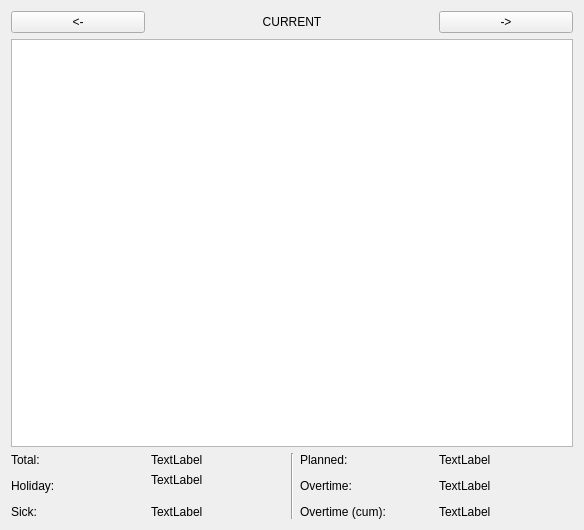
This is src/periodsummary.ui in pasbi/TiRe as Qt 5 draws it before an edit. The edited form follows.
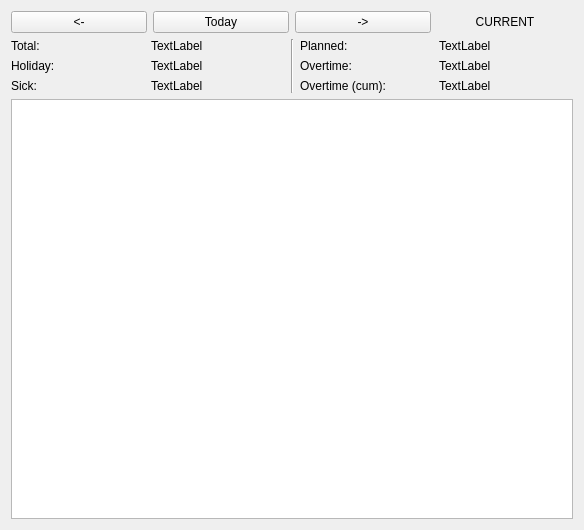
This is the edited form. Custom widgets are drawn as their Qt base class.

Patch:
```diff
--- a/src/periodsummary.ui
+++ b/src/periodsummary.ui
@@ -13,67 +13,31 @@
   <property name="windowTitle">
    <string>PeriodSummary</string>
   </property>
-  <layout class="QGridLayout" name="gridLayout" columnstretch="0,0,0,0,0">
-   <item row="6" column="3">
-    <widget class="QLabel" name="label_7">
+  <layout class="QVBoxLayout" name="verticalLayout">
+   <item>
+    <layout class="QHBoxLayout" name="horizontalLayout">
+     <item>
+      <widget class="QPushButton" name="pb_prev">
      <property name="text">
-      <string>Overtime (cum):</string>
+        <string>&lt;-</string>
      </property>
     </widget>
    </item>
-   <item row="1" column="0" colspan="5">
-    <widget class="QListView" name="listView"/>
-   </item>
-   <item row="0" column="4">
+     <item>
+      <widget class="QPushButton" name="pb_today">
+       <property name="text">
+        <string>Today</string>
+       </property>
+      </widget>
+     </item>
+     <item>
     <widget class="QPushButton" name="pb_next">
      <property name="text">
       <string>-&gt;</string>
      </property>
     </widget>
    </item>
-   <item row="3" column="3" rowspan="3">
-    <widget class="QLabel" name="label_6">
-     <property name="text">
-      <string>Overtime:</string>
-     </property>
-    </widget>
-   </item>
-   <item row="6" column="1">
-    <widget class="QLabel" name="lb_sick">
-     <property name="text">
-      <string>TextLabel</string>
-     </property>
-    </widget>
-   </item>
-   <item row="2" column="1">
-    <widget class="QLabel" name="lb_total">
-     <property name="text">
-      <string>TextLabel</string>
-     </property>
-    </widget>
-   </item>
-   <item row="3" column="4" rowspan="3">
-    <widget class="QLabel" name="lb_overtime">
-     <property name="text">
-      <string>TextLabel</string>
-     </property>
-    </widget>
-   </item>
-   <item row="2" column="4">
-    <widget class="QLabel" name="lb_planned">
-     <property name="text">
-      <string>TextLabel</string>
-     </property>
-    </widget>
-   </item>
-   <item row="3" column="1">
-    <widget class="QLabel" name="lb_holiday">
-     <property name="text">
-      <string>TextLabel</string>
-     </property>
-    </widget>
-   </item>
-   <item row="0" column="1" colspan="3">
+     <item>
     <widget class="QLabel" name="lb_current_period">
      <property name="text">
       <string>CURRENT</string>
@@ -83,57 +47,122 @@
      </property>
     </widget>
    </item>
+    </layout>
+   </item>
+   <item>
+    <layout class="QGridLayout" name="gridLayout">
    <item row="0" column="0">
-    <widget class="QPushButton" name="pb_prev">
+      <widget class="QLabel" name="label_2">
      <property name="text">
-      <string>&lt;-</string>
+        <string>Total:</string>
      </property>
     </widget>
    </item>
-   <item row="6" column="0">
-    <widget class="QLabel" name="label_4">
+     <item row="0" column="1">
+      <widget class="QLabel" name="lb_total">
      <property name="text">
-      <string>Sick:</string>
+        <string>TextLabel</string>
      </property>
     </widget>
    </item>
-   <item row="2" column="3">
+     <item row="0" column="2" rowspan="3">
+      <widget class="Line" name="line">
+       <property name="orientation">
+        <enum>Qt::Orientation::Vertical</enum>
+       </property>
+      </widget>
+     </item>
+     <item row="0" column="3">
     <widget class="QLabel" name="label_5">
      <property name="text">
       <string>Planned:</string>
      </property>
     </widget>
    </item>
-   <item row="3" column="0" rowspan="3">
+     <item row="0" column="4">
+      <widget class="QLabel" name="lb_planned">
+       <property name="text">
+        <string>TextLabel</string>
+       </property>
+      </widget>
+     </item>
+     <item row="1" column="0">
     <widget class="QLabel" name="label_3">
      <property name="text">
       <string>Holiday:</string>
      </property>
     </widget>
    </item>
+     <item row="1" column="1">
+      <widget class="QLabel" name="lb_holiday">
+       <property name="text">
+        <string>TextLabel</string>
+       </property>
+      </widget>
+     </item>
+     <item row="1" column="3">
+      <widget class="QLabel" name="label_6">
+       <property name="text">
+        <string>Overtime:</string>
+       </property>
+      </widget>
+     </item>
+     <item row="1" column="4">
+      <widget class="QLabel" name="lb_overtime">
+       <property name="text">
+        <string>TextLabel</string>
+       </property>
+      </widget>
+     </item>
    <item row="2" column="0">
-    <widget class="QLabel" name="label_2">
+      <widget class="QLabel" name="label_4">
      <property name="text">
-      <string>Total:</string>
+        <string>Sick:</string>
      </property>
     </widget>
    </item>
-   <item row="6" column="4">
+     <item row="2" column="1">
+      <widget class="QLabel" name="lb_sick">
+       <property name="text">
+        <string>TextLabel</string>
+       </property>
+      </widget>
+     </item>
+     <item row="2" column="3">
+      <widget class="QLabel" name="label_7">
+       <property name="text">
+        <string>Overtime (cum):</string>
+       </property>
+      </widget>
+     </item>
+     <item row="2" column="4">
     <widget class="QLabel" name="lb_overtime_cum">
      <property name="text">
       <string>TextLabel</string>
      </property>
     </widget>
    </item>
-   <item row="2" column="2" rowspan="5">
-    <widget class="Line" name="line">
-     <property name="orientation">
-      <enum>Qt::Orientation::Vertical</enum>
-     </property>
+    </layout>
+   </item>
+   <item>
+    <widget class="TableView" name="tableView">
+     <attribute name="horizontalHeaderVisible">
+      <bool>false</bool>
+     </attribute>
+     <attribute name="verticalHeaderVisible">
+      <bool>false</bool>
+     </attribute>
     </widget>
    </item>
   </layout>
  </widget>
+ <customwidgets>
+  <customwidget>
+   <class>TableView</class>
+   <extends>QTableView</extends>
+   <header>tableview.h</header>
+  </customwidget>
+ </customwidgets>
  <resources/>
  <connections/>
 </ui>
```
Lines whose indentation alone changed are shown as unchanged.
